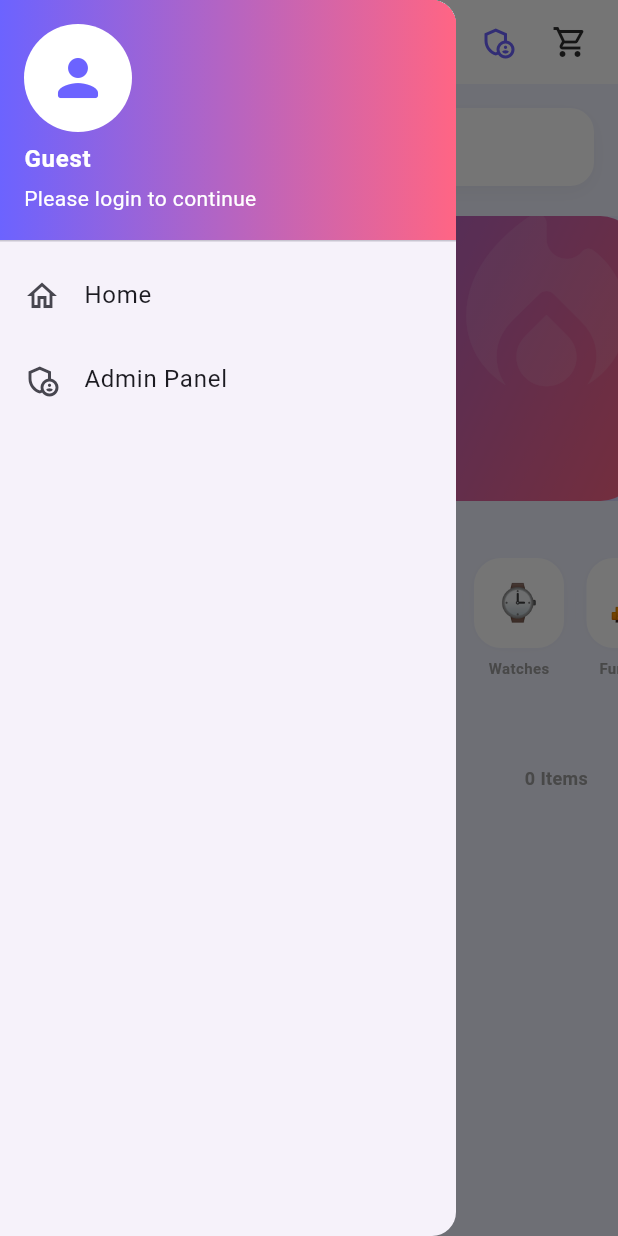
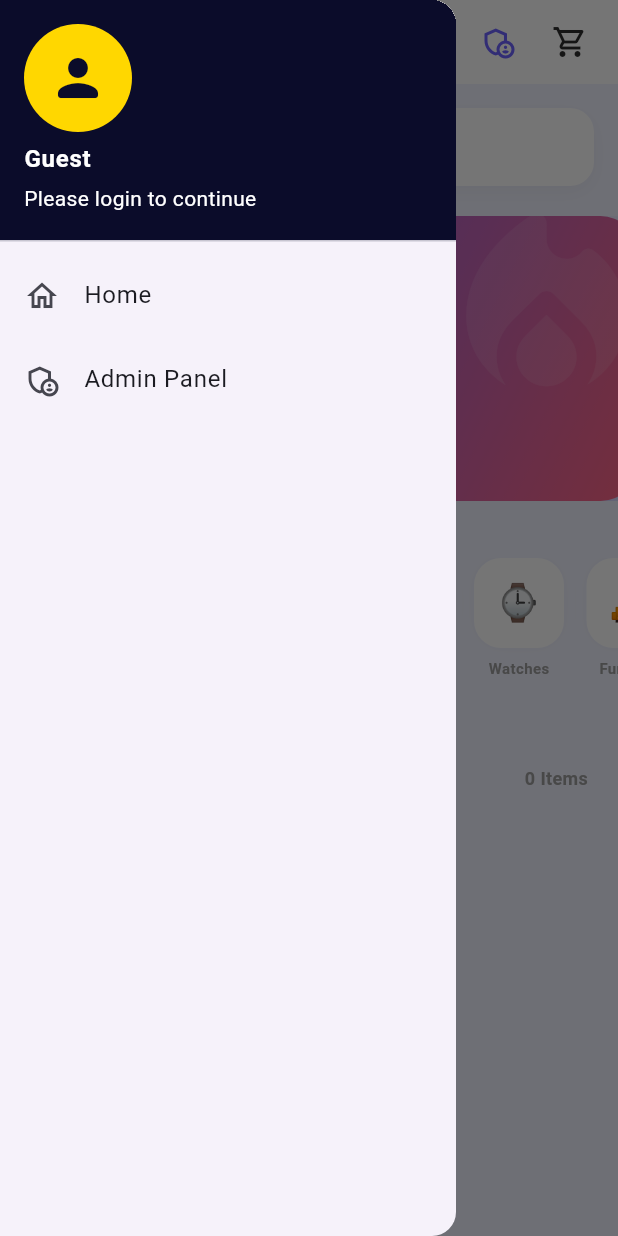
Before and after one commit to arkhankhan2004-pixel/shop_now_backend, a Flutter app: the screen it shows after launch, in the side drawer, after a tap on the "menu" icon, on a phone screen of 412 x 824 dp. Run offline on Flutter 3.47's test engine with Material 3 defaults, Android fonts, the phone set to English and light mode, and no system bars; our stand-ins replace firebase_auth, firebase_core, image_picker; accounts and stored records are empty; network calls fail.

```diff
--- a/lib/main.dart
+++ b/lib/main.dart
@@ -29,12 +29,12 @@ class ShopNowApp extends StatelessWidget {
           useMaterial3: true,
           fontFamily: 'Roboto',
           colorScheme: ColorScheme.fromSeed(
-            seedColor: const Color(0xFF6C63FF),
-            primary: const Color(0xFF6C63FF),
-            secondary: const Color(0xFFFF6584),
+            seedColor: const Color(0xFF0B0C2A),
+            primary: const Color(0xFF0B0C2A),
+            secondary: const Color(0xFFFFD700),
             surface: Colors.white,
           ),
-          scaffoldBackgroundColor: const Color(0xFFF0F2FF),
+          scaffoldBackgroundColor: const Color(0xFFF8F9FA),
         ),
         initialRoute: '/splash',
         routes: {
--- a/lib/screens/user/home_screen.dart
+++ b/lib/screens/user/home_screen.dart
@@ -150,20 +150,31 @@ class _HomeScreenState extends State<HomeScreen> with TickerProviderStateMixin {
                   Container(
                     padding: const EdgeInsets.all(6),
                     decoration: BoxDecoration(
-                      gradient: const LinearGradient(colors: [Color(0xFF6C63FF), Color(0xFFFF6584)]),
+                      color: const Color(0xFF0B0C2A),
                       borderRadius: BorderRadius.circular(10),
+                      border: Border.all(color: const Color(0xFFFFD700), width: 1.5),
                     ),
-                    child: const Icon(Icons.shopping_bag_rounded, color: Colors.white, size: 20),
+                    child: const Icon(Icons.shopping_bag_rounded, color: Color(0xFFFFD700), size: 18),
                   ),
                   const SizedBox(width: 8),
-                  if (size.width > 380)
-                    ShaderMask(
-                      shaderCallback: (bounds) => const LinearGradient(
-                        colors: [Color(0xFF6C63FF), Color(0xFFFF6584)],
-                      ).createShader(bounds),
-                      child: const Text('ShopNow',
-                        style: TextStyle(fontWeight: FontWeight.w900, fontSize: 18, color: Colors.white)),
+                  const Text(
+                    'SHOP',
+                    style: TextStyle(
+                      color: Color(0xFF0B0C2A),
+                      fontWeight: FontWeight.w900,
+                      fontSize: 18,
+                      letterSpacing: 1.5,
                     ),
+                  ),
+                  const Text(
+                    'NOW',
+                    style: TextStyle(
+                      color: Color(0xFFFFD700),
+                      fontWeight: FontWeight.w300,
+                      fontSize: 18,
+                      letterSpacing: 1.5,
+                    ),
+                  ),
                 ],
               ),
               actions: [
@@ -425,8 +436,11 @@ class _HomeScreenState extends State<HomeScreen> with TickerProviderStateMixin {
       child: Column(
         children: [
           UserAccountsDrawerHeader(
-            decoration: const BoxDecoration(gradient: LinearGradient(colors: [Color(0xFF6C63FF), Color(0xFFFF6584)])),
-            currentAccountPicture: const CircleAvatar(backgroundColor: Colors.white, child: Icon(Icons.person_rounded, size: 40, color: Color(0xFF6C63FF))),
+            decoration: const BoxDecoration(color: Color(0xFF0B0C2A)),
+            currentAccountPicture: const CircleAvatar(
+              backgroundColor: Color(0xFFFFD700),
+              child: Icon(Icons.person_rounded, size: 40, color: Color(0xFF0B0C2A)),
+            ),
             accountName: Text(AuthService.isLoggedIn ? (AuthService.currentUser!.email?.split('@')[0] ?? 'User') : 'Guest', style: const TextStyle(fontWeight: FontWeight.bold)),
             accountEmail: Text(AuthService.isLoggedIn ? AuthService.currentUser!.email! : 'Please login to continue'),
           ),
--- a/lib/screens/user/splash_screen.dart
+++ b/lib/screens/user/splash_screen.dart
@@ -67,41 +67,98 @@ class _SplashScreenState extends State<SplashScreen> with SingleTickerProviderSt
                   scale: _scale,
                   child: FadeTransition(
                     opacity: _opacity,
-                    child: Container(
-                      padding: const EdgeInsets.all(24),
+                    child: Stack(
+                      alignment: Alignment.center,
+                      children: [
+                        // Outer Glow
+                        Container(
+                          width: 150,
+                          height: 150,
                           decoration: BoxDecoration(
-                        color: Colors.white,
-                        borderRadius: BorderRadius.circular(30),
+                            shape: BoxShape.circle,
                             boxShadow: [
-                          BoxShadow(color: const Color(0xFF6C63FF).withOpacity(0.4), blurRadius: 30, spreadRadius: 5),
+                              BoxShadow(
+                                color: const Color(0xFFFFD700).withOpacity(0.2),
+                                blurRadius: 40,
+                                spreadRadius: 10,
+                              ),
                             ],
                           ),
-                      child: const Icon(Icons.shopping_bag_rounded, size: 80, color: Color(0xFF6C63FF)),
+                        ),
+                        // Premium Glass Logo Card
+                        Container(
+                          padding: const EdgeInsets.all(28),
+                          decoration: BoxDecoration(
+                            color: Colors.white.withOpacity(0.9),
+                            borderRadius: BorderRadius.circular(40),
+                            border: Border.all(color: const Color(0xFFFFD700), width: 2),
+                            boxShadow: [
+                              BoxShadow(
+                                color: Colors.black.withOpacity(0.3),
+                                blurRadius: 20,
+                                offset: const Offset(0, 10),
+                              ),
+                            ],
+                          ),
+                          child: Stack(
+                            alignment: Alignment.center,
+                            children: [
+                              Icon(
+                                Icons.shopping_cart_outlined,
+                                size: 70,
+                                color: const Color(0xFF0B0C2A).withOpacity(0.1),
+                              ),
+                              const Icon(
+                                Icons.shopping_bag_rounded,
+                                size: 60,
+                                color: Color(0xFF0B0C2A),
+                              ),
+                              Positioned(
+                                bottom: 0,
+                                right: 0,
+                                child: Container(
+                                  padding: const EdgeInsets.all(4),
+                                  decoration: const BoxDecoration(
+                                    color: Color(0xFFFFD700),
+                                    shape: BoxShape.circle,
+                                  ),
+                                  child: const Icon(Icons.check, size: 12, color: Colors.black),
+                                ),
+                              ),
+                            ],
+                          ),
+                        ),
+                      ],
                     ),
                   ),
                 ),
-                const SizedBox(height: 32),
+                const SizedBox(height: 40),
                 FadeTransition(
                   opacity: _opacity,
                   child: Column(
                     children: [
-                      const Text(
-                        'ShopNow',
+                      RichText(
+                        text: const TextSpan(
+                          children: [
+                            TextSpan(
+                              text: 'SHOP',
                               style: TextStyle(
                                 color: Colors.white,
-                          fontSize: 40,
+                                fontSize: 45,
                                 fontWeight: FontWeight.w900,
-                          letterSpacing: 2,
+                                letterSpacing: 4,
                               ),
                             ),
-                      const SizedBox(height: 8),
-                      Text(
-                        'Premium E-Commerce Experience',
+                            TextSpan(
+                              text: 'NOW',
                               style: TextStyle(
-                          color: Colors.white.withOpacity(0.7),
-                          fontSize: 14,
-                          fontWeight: FontWeight.w500,
-                          letterSpacing: 1.2,
+                                color: Color(0xFFFFD700),
+                                fontSize: 45,
+                                fontWeight: FontWeight.w300,
+                                letterSpacing: 4,
+                              ),
+                            ),
+                          ],
                         ),
                       ),
                     ],
--- a/lib/services/api_service.dart
+++ b/lib/services/api_service.dart
@@ -6,10 +6,10 @@ import '../models/order_model.dart';
 
 class ApiService {
   // Use localhost for web, and current IP for mobile
-  static const String ngrokUrl = 'https://paola-unsmothering-crunchily.ngrok-free.dev';
+  static const String renderUrl = 'https://shop-now-api-hyuy.onrender.com';
 
-  static String get baseUrl => kIsWeb ? 'http://localhost:5001/api' : '$ngrokUrl/api';
-  static String get serverUrl => kIsWeb ? 'http://localhost:5001' : ngrokUrl;
+  static String get baseUrl => '$renderUrl/api';
+  static String get serverUrl => renderUrl;
 
   // ==================== PRODUCTS ====================
 
@@ -17,7 +17,6 @@ class ApiService {
     try {
       final response = await http.get(
         Uri.parse('$baseUrl/products'),
-        headers: {'ngrok-skip-browser-warning': '69420'},
       );
       if (response.statusCode == 200) {
         List<dynamic> jsonList = json.decode(response.body);
@@ -46,7 +45,6 @@ class ApiService {
       request.fields['description'] = description;
       request.fields['price'] = price;
       request.fields['category'] = category;
-      request.headers['ngrok-skip-browser-warning'] = '69420';
 
       if (imageBytes != null && imageName != null) {
         request.files.add(http.MultipartFile.fromBytes('image', imageBytes, filename: imageName));
@@ -79,7 +77,6 @@ class ApiService {
       request.fields['description'] = description;
       request.fields['price'] = price;
       request.fields['category'] = category;
-      request.headers['ngrok-skip-browser-warning'] = '69420';
 
       if (imageBytes != null && imageName != null) {
         request.files.add(http.MultipartFile.fromBytes('image', imageBytes, filename: imageName));
@@ -98,7 +95,6 @@ class ApiService {
     try {
       final response = await http.delete(
         Uri.parse('$baseUrl/products/$id'),
-        headers: {'ngrok-skip-browser-warning': '69420'},
       );
       return response.statusCode == 200;
     } catch (e) {
@@ -136,7 +132,6 @@ class ApiService {
         Uri.parse('$baseUrl/orders'),
         headers: {
           'Content-Type': 'application/json',
-          'ngrok-skip-browser-warning': '69420',
         },
         body: json.encode({
           'firebase_uid': firebaseUid,
@@ -160,7 +155,6 @@ class ApiService {
     try {
       final response = await http.get(
         Uri.parse('$baseUrl/orders'),
-        headers: {'ngrok-skip-browser-warning': '69420'},
       );
       if (response.statusCode == 200) {
         List<dynamic> jsonList = json.decode(response.body);
@@ -176,7 +170,6 @@ class ApiService {
     try {
       final response = await http.get(
         Uri.parse('$baseUrl/orders/user/$uid'),
-        headers: {'ngrok-skip-browser-warning': '69420'},
       );
       if (response.statusCode == 200) {
         List<dynamic> jsonList = json.decode(response.body);
```
Also changed, not shown: pubspec.yaml (+7 -0 lines), assets/images/icon.png (added), pubspec.lock, 29 other files. Lines whose indentation alone changed are shown as unchanged.
